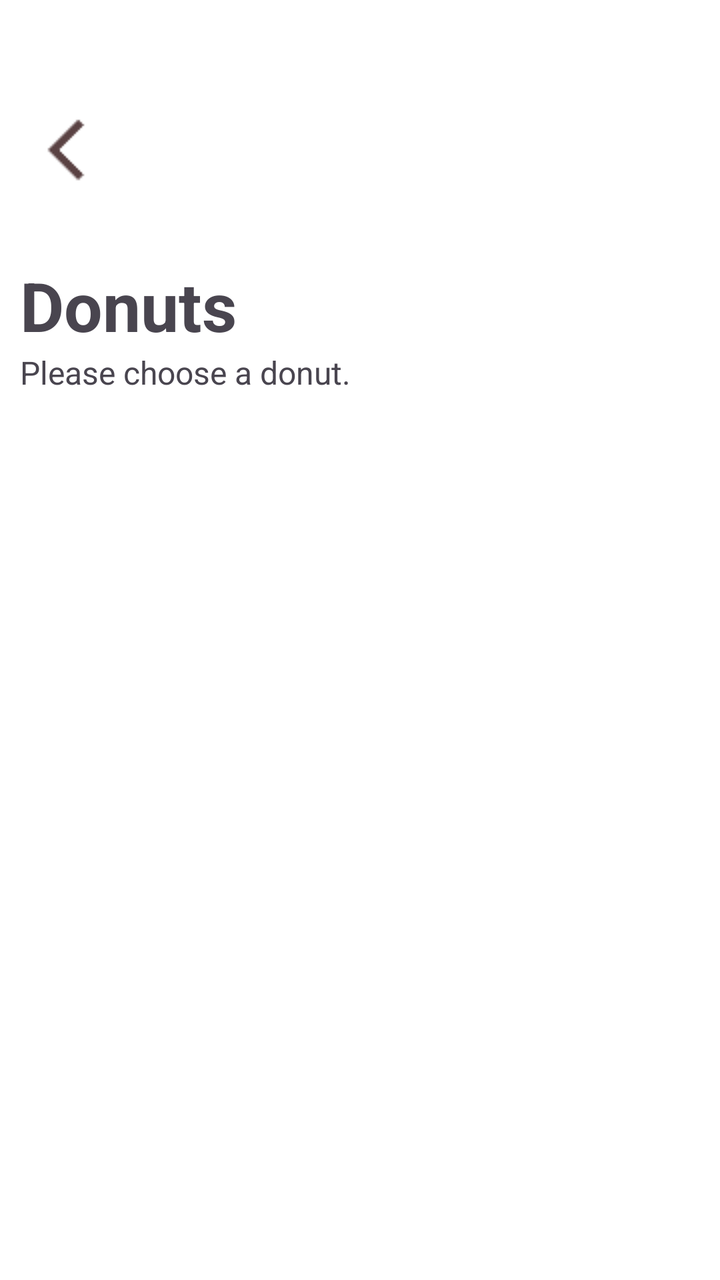
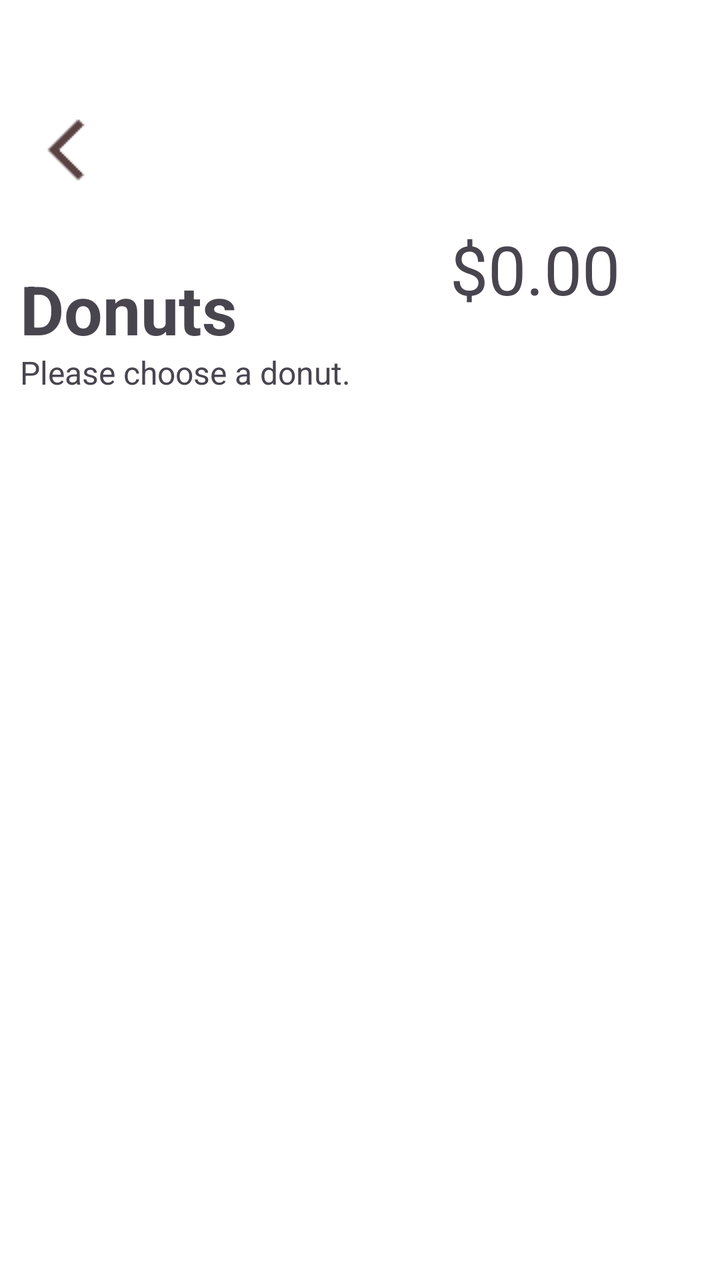

Screens rendered from an Android XML layout before and after an edit, with the pre-edit source and the edit as a unified diff.
<!-- AndroidManifest.xml: application theme Theme.Software_Meth_5 -->
<!-- res/layout/activity_donut.xml -->
<?xml version="1.0" encoding="utf-8"?>
<LinearLayout xmlns:android="http://schemas.android.com/apk/res/android"
    xmlns:app="http://schemas.android.com/apk/res-auto"
    xmlns:tools="http://schemas.android.com/tools"
    android:layout_width="match_parent"
    android:layout_height="match_parent"
    android:background="#FFFFFF"
    android:orientation="vertical">

    <LinearLayout
        android:layout_width="match_parent"
        android:layout_height="228dp"
        android:background="#FFFFFF"
        android:orientation="vertical">

        <ImageButton
            android:id="@+id/backBtn"
            android:layout_width="68dp"
            android:layout_height="70dp"
            android:layout_marginTop="40dp"
            android:backgroundTint="#FFFFFF"
            app:srcCompat="@drawable/back" />

        <TextView
            android:id="@+id/coffeeText"
            android:layout_width="match_parent"
            android:layout_height="wrap_content"
            android:layout_marginTop="20dp"
            android:paddingLeft="10dp"
            android:text="Donuts"
            android:textSize="34sp"
            android:textStyle="bold" />

        <TextView
            android:id="@+id/textView2"
            android:layout_width="match_parent"
            android:layout_height="wrap_content"
            android:paddingLeft="10dp"
            android:text="Please choose a donut."
            android:textSize="16sp" />

    </LinearLayout>

    <androidx.recyclerview.widget.RecyclerView
        android:id="@+id/donutRecycler"
        android:layout_width="match_parent"
        android:layout_height="match_parent"
        android:layout_weight="1" />

</LinearLayout>
<!-- resources referenced by this layout -->
<resources>
  <!-- drawable back: png bitmap (drawable, 443 bytes) -->
  <style name="Theme.Software_Meth_5" parent="Base.Theme.Software_Meth_5" />
  <style name="Base.Theme.Software_Meth_5" parent="Theme.Material3.DayNight.NoActionBar">
          
          
      </style>
</resources>

<!-- the commit's change to res/layout/activity_donut.xml (unified diff, before → after) -->
@@ -1,5 +1,5 @@
 <?xml version="1.0" encoding="utf-8"?>
-<LinearLayout xmlns:android="http://schemas.android.com/apk/res/android"
+<ScrollView xmlns:android="http://schemas.android.com/apk/res/android"
     xmlns:app="http://schemas.android.com/apk/res-auto"
     xmlns:tools="http://schemas.android.com/tools"
     android:layout_width="match_parent"
@@ -9,42 +9,64 @@
 
     <LinearLayout
         android:layout_width="match_parent"
-        android:layout_height="228dp"
-        android:background="#FFFFFF"
+        android:layout_height="match_parent"
         android:orientation="vertical">
 
-        <ImageButton
-            android:id="@+id/backBtn"
-            android:layout_width="68dp"
-            android:layout_height="70dp"
-            android:layout_marginTop="40dp"
-            android:backgroundTint="#FFFFFF"
-            app:srcCompat="@drawable/back" />
+        <LinearLayout
+            android:layout_width="match_parent"
+            android:layout_height="228dp"
+            android:background="#FFFFFF"
+            android:orientation="vertical">
 
-        <TextView
-            android:id="@+id/coffeeText"
+            <ImageButton
+                android:id="@+id/backBtn"
+                android:layout_width="68dp"
+                android:layout_height="70dp"
+                android:layout_marginTop="40dp"
+                android:backgroundTint="#FFFFFF"
+                app:srcCompat="@drawable/back" />
+
+            <LinearLayout
+                android:layout_width="match_parent"
+                android:layout_height="wrap_content"
+                android:orientation="horizontal">
+
+                <TextView
+                    android:id="@+id/cofSanText"
+                    android:layout_width="149dp"
+                    android:layout_height="wrap_content"
+                    android:layout_marginTop="20dp"
+                    android:paddingLeft="10dp"
+                    android:text="Donuts"
+                    android:textSize="34sp"
+                    android:textStyle="bold" />
+
+                <TextView
+                    android:id="@+id/textView5"
+                    android:layout_width="wrap_content"
+                    android:layout_height="49dp"
+                    android:layout_weight="1"
+                    android:gravity="right|center_vertical"
+                    android:paddingRight="50dp"
+                    android:text="$0.00"
+                    android:textSize="34sp" />
+            </LinearLayout>
+
+            <TextView
+                android:id="@+id/textView2"
+                android:layout_width="match_parent"
+                android:layout_height="wrap_content"
+                android:paddingLeft="10dp"
+                android:text="Please choose a donut."
+                android:textSize="16sp" />
+
+        </LinearLayout>
+
+        <androidx.recyclerview.widget.RecyclerView
+            android:id="@+id/donutRecycler"
             android:layout_width="match_parent"
-            android:layout_height="wrap_content"
-            android:layout_marginTop="20dp"
-            android:paddingLeft="10dp"
-            android:text="Donuts"
-            android:textSize="34sp"
-            android:textStyle="bold" />
-
-        <TextView
-            android:id="@+id/textView2"
-            android:layout_width="match_parent"
-            android:layout_height="wrap_content"
-            android:paddingLeft="10dp"
-            android:text="Please choose a donut."
-            android:textSize="16sp" />
-
+            android:layout_height="match_parent"
+            android:layout_weight="1" />
     </LinearLayout>
 
-    <androidx.recyclerview.widget.RecyclerView
-        android:id="@+id/donutRecycler"
-        android:layout_width="match_parent"
-        android:layout_height="match_parent"
-        android:layout_weight="1" />
-
-</LinearLayout>
+</ScrollView>
